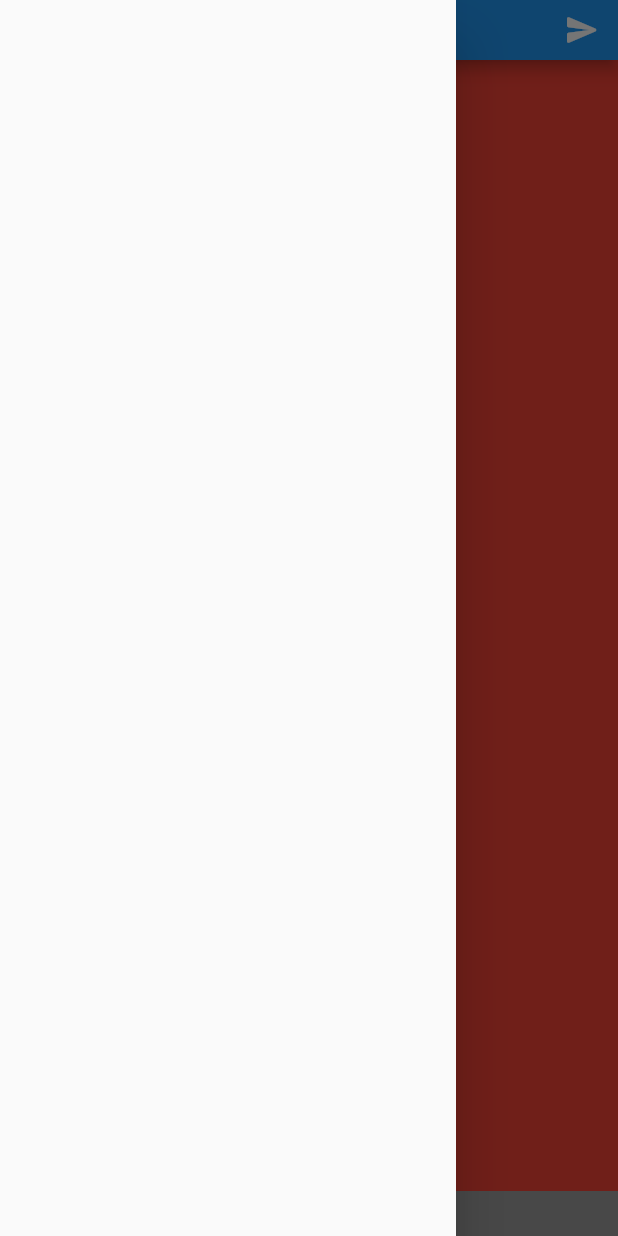
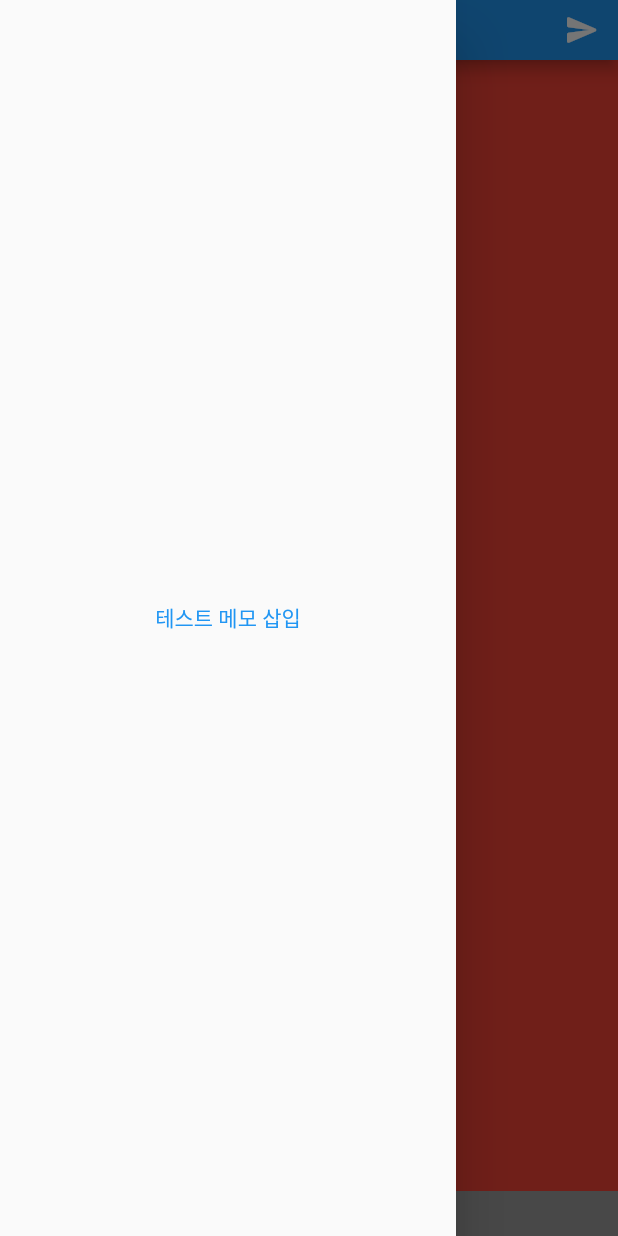
Before and after one commit to Footp/easy_daily, a Flutter app: the screen it shows after launch, with the side drawer open, on a phone screen of 412 x 824 dp. Run offline on Flutter 3.47's test engine with Material 2 defaults, Android fonts, the phone set to English and light mode, and no system bars; our stand-ins replace get.

Commit message:
테스트용 데이터 작성

```diff
--- a/lib/buttons/memo_del_btn.dart
+++ b/lib/buttons/memo_del_btn.dart
@@ -1,6 +1,5 @@
 // ignore_for_file: no_leading_underscores_for_local_identifiers, unused_local_variable
 
-import 'package:easy_daily/func.dart';
 import 'package:easy_daily/getx_controller.dart';
 import 'package:easy_daily/theme.dart';
 import 'package:flutter/material.dart';
--- a/lib/func.dart
+++ b/lib/func.dart
@@ -12,16 +12,94 @@ List pageList = const [
   MemoScreen(),
   DiaryScreen(),
 ];
+
 List pageActionList = const [
   MemoSendBtn(),
   DiaryModifyBtn(),
 ];
 
-// List diaryIconList = const [
-//   Icon(Icons.minor_crash_outlined),
-//   Icon(Icons.abc),
-//   Icon(Icons.add_card),
-//   Icon(Icons.dashboard),
-// ];
+List sendMemoList = [];
 
-List sendMemoList = [];
+String timeConvert(input) {
+  String a = input.hour.toString();
+  a = a.length != 2 ? '0$a' : a;
+  String b = input.minute.toString();
+  b = b.length != 2 ? '0$b' : b;
+  String c = input.second.toString();
+  c = c.length != 2 ? '0$c' : c;
+  String extra = '$a:$b:$c';
+  return extra;
+}
+
+String dateConvert(input) {
+  String a = input.year.toString();
+  String b = input.month.toString();
+  b = b.length != 2 ? '0$b' : b;
+  String c = input.day.toString();
+  c = c.length != 2 ? '0$c' : c;
+  String extra = '$a/$b/$c';
+  return extra;
+}
+
+List<Map<String, dynamic>> testMemoList = [
+  {
+    'date': '2022/11/18',
+    'time': '08:30',
+    'memo': '출출해서 집 앞 편의점에서 샌드위치 하나 구매',
+  },
+  {
+    'date': '2022/11/18',
+    'time': '08:50',
+    'memo': '회사도착 샌드위치와 커피한잔의 여유',
+  },
+  {
+    'date': '2022/11/18',
+    'time': '09:00',
+    'memo': '오전 업무시작 주간업무회의 준비 ',
+  },
+  {
+    'date': '2022/11/18',
+    'time': '10:00',
+    'memo': '프로젝트 담당자 변경 프로젝트 조직도 수정작업',
+  },
+  {
+    'date': '2022/11/18',
+    'time': '12:00',
+    'memo': '배가 안고파서 스벅에서 장군이와 커피마시며 수다타임',
+  },
+  {
+    'date': '2022/11/18',
+    'time': '13:00',
+    'memo': '오후 업무시작',
+  },
+  {
+    'date': '2022/11/18',
+    'time': '14:00',
+    'memo': '협력업체 이슈발생 대금지급 지연 문제로 계약파기 요청 김차장님에게 보고',
+  },
+  {
+    'date': '2022/11/18',
+    'time': '14:30',
+    'memo': '대책회의 결과 50% 대금 지급으로 일단 진행하는것으로 협의필요',
+  },
+  {
+    'date': '2022/11/18',
+    'time': '17:30',
+    'memo': '신규프로젝트 발생으로 담당자 지정 및 일정관련 회의',
+  },
+  {
+    'date': '2022/11/18',
+    'time': '18:00',
+    'memo': '퇴근 오늘은 칼퇴',
+  },
+  {
+    'date': '2022/11/18',
+    'time': '19:00',
+    'memo': '헬스장 도착 오늘은 하체날 달려보자',
+  },
+  {
+    'date': '2022/11/18',
+    'time': '21:00',
+    'memo': '드디어 집 오늘 하체 잘 먹은듯 뿌듯하고 피곤하다',
+  },
+];
--- a/lib/getx_controller.dart
+++ b/lib/getx_controller.dart
@@ -10,5 +10,4 @@ class Controller extends GetxController {
 
   // 페이지 관련
   RxInt pageCount = 0.obs;
-  // RxInt diaryIconCount = 0.obs;
 }
--- a/lib/main.dart
+++ b/lib/main.dart
@@ -33,7 +33,14 @@ class MyApp extends StatelessWidget {
     return SafeArea(
       child: Scaffold(
         resizeToAvoidBottomInset: false,
-        drawer: const Drawer(),
+        drawer: Drawer(
+          child: TextButton(
+            onPressed: () {
+              _c.dailyMemo.value = testMemoList;
+            },
+            child: const Text('테스트 메모 삽입'),
+          ),
+        ),
         appBar: PreferredSize(
           preferredSize: const Size.fromHeight(40),
           child: AppBar(
--- a/lib/screens/memo_screen.dart
+++ b/lib/screens/memo_screen.dart
@@ -3,6 +3,7 @@
 import 'package:easy_daily/buttons/memo_create_btn.dart';
 import 'package:easy_daily/getx_controller.dart';
 import 'package:easy_daily/screens/buttom_page_bar.dart';
+import 'package:easy_daily/theme.dart';
 import 'package:flutter/material.dart';
 import 'package:get/get.dart';
 import 'package:easy_daily/buttons/memo_modify_btn.dart';
@@ -42,7 +43,8 @@ class MemoScreen extends StatelessWidget {
                             SizedBox(
                               width: 50,
                               child: Text(
-                                _c.dailyMemo[index]['time'],
+                                _c.dailyMemo[index]['time'].substring(0, 5),
+                                style: textStyle_behind,
                               ),
                             ),
                             Expanded(
--- a/lib/theme.dart
+++ b/lib/theme.dart
@@ -3,4 +3,4 @@
 import 'package:flutter/material.dart';
 
 var textStyle_basic = const TextStyle(fontSize: 15, color: Colors.black);
-var textStyle2 = const TextStyle(fontSize: 15, color: Colors.grey);
+var textStyle_behind = const TextStyle(fontSize: 15, color: Colors.black45);
```
Also changed, not shown: lib/buttons/diary_modify_btn.dart (+1 -9 lines), lib/buttons/memo_create_btn.dart (+5 -11 lines).
